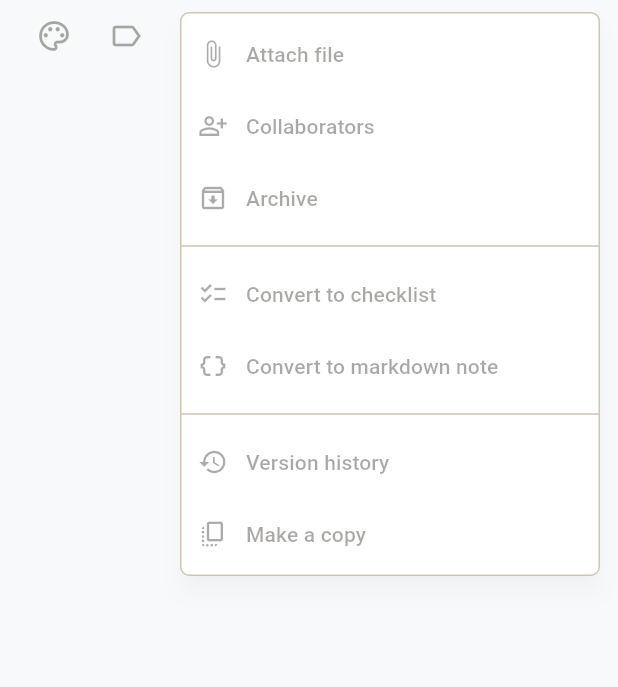
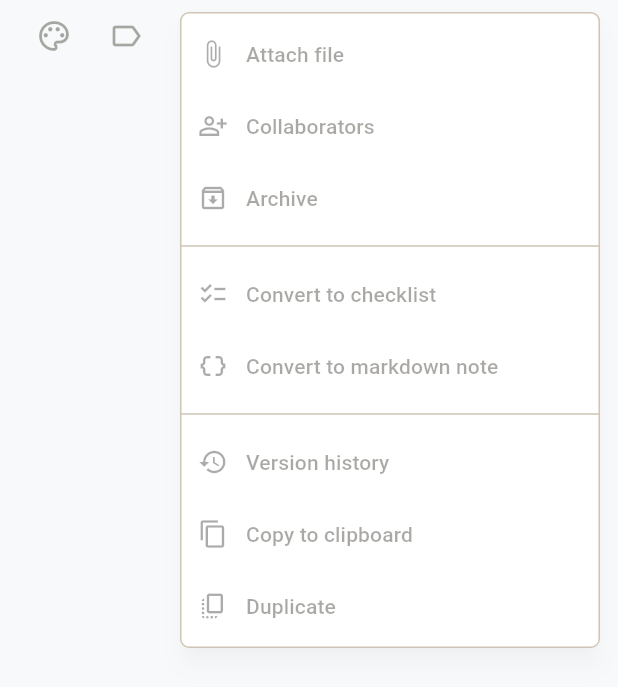
Before and after one commit to LucasGenoud/skippy, a Flutter app: the EditorBottomBar widget shown alone on an empty page, opened directly with empty values, after a tap on the "more vert" icon, on a phone screen of 412 x 824 dp. Shown: the top 687 px of the screen. Run offline on Flutter 3.47's test engine with Material 3 defaults, Android fonts, the phone set to English and light mode, and no system bars; our stand-ins replace file_picker, flutter_markdown_plus, flutter_svg, image_picker, just_audio, share_plus and 2 more; missing offline and left inert: dart:js_interop, receive_sharing_intent, record; accounts and stored records are empty.

Commit message:
refactor: separate duplicate and copy-to-clipboard functionality in menus and update text export logic

```diff
--- a/app/lib/state/notes_store.dart
+++ b/app/lib/state/notes_store.dart
@@ -892,7 +892,7 @@ class NotesStore extends ChangeNotifier {
     );
   }
 
-  /// "Make a copy": clone content into a fresh note at the front of the grid.
+  /// "Duplicate": clone content into a fresh note at the front of the grid.
   /// Attachments and collaborators intentionally stay behind.
   void duplicate(String id) {
     final source = noteById(id);
--- a/app/lib/widgets/editor/editor_bottom_bar.dart
+++ b/app/lib/widgets/editor/editor_bottom_bar.dart
@@ -22,7 +22,8 @@ class EditorBottomBar extends StatelessWidget {
   final VoidCallback? onUndo;
   final VoidCallback? onRedo;
   final VoidCallback? onDelete;
-  final VoidCallback? onCopy;
+  final VoidCallback? onDuplicate;
+  final VoidCallback? onCopyToClipboard;
   final VoidCallback? onHistory;
   final void Function(NoteKind target)? onConvert;
   final ValueChanged<NoteRewriteMode>? onRewrite;
@@ -45,7 +46,8 @@ class EditorBottomBar extends StatelessWidget {
     this.onUndo,
     this.onRedo,
     this.onDelete,
-    this.onCopy,
+    this.onDuplicate,
+    this.onCopyToClipboard,
     this.onHistory,
     this.onConvert,
     this.onRewrite,
@@ -196,7 +198,8 @@ class EditorBottomBar extends StatelessWidget {
                   if (value == 'share') onShare?.call();
                   if (value == 'archive') onArchive?.call();
                   if (value == 'delete') onDelete?.call();
-                  if (value == 'copy') onCopy?.call();
+                  if (value == 'duplicate') onDuplicate?.call();
+                  if (value == 'clipboard') onCopyToClipboard?.call();
                   if (value == 'history') onHistory?.call();
                   if (value == 'concise') {
                     onRewrite?.call(NoteRewriteMode.concise);
@@ -280,10 +283,16 @@ class EditorBottomBar extends StatelessWidget {
                     enabled: onHistory != null,
                   ),
                   _menuItem(
-                    value: 'copy',
+                    value: 'clipboard',
+                    icon: Icons.content_copy_outlined,
+                    label: 'Copy to clipboard',
+                    enabled: onCopyToClipboard != null,
+                  ),
+                  _menuItem(
+                    value: 'duplicate',
                     icon: Icons.copy_all_outlined,
-                    label: 'Make a copy',
-                    enabled: onCopy != null,
+                    label: 'Duplicate',
+                    enabled: onDuplicate != null,
                   ),
                   if (isOwner)
                     _menuItem(
--- a/app/lib/widgets/note_card.dart
+++ b/app/lib/widgets/note_card.dart
@@ -2,6 +2,7 @@ import 'package:animations/animations.dart';
 import 'package:flutter/foundation.dart' show kIsWeb;
 import 'package:flutter/material.dart';
 import '../theme.dart';
+import 'package:flutter/services.dart';
 import 'package:flutter_markdown_plus/flutter_markdown_plus.dart';
 import 'package:image_picker/image_picker.dart';
 import 'package:provider/provider.dart';
@@ -11,6 +12,7 @@ import '../screens/editor_screen.dart';
 import '../state/notes_store.dart';
 import '../state/settings_store.dart';
 import '../util/mime.dart';
+import '../util/note_export.dart';
 import '../util/snack.dart';
 import 'color_picker.dart';
 import 'labels_sheet.dart';
@@ -163,9 +165,20 @@ class _NoteTileState extends State<NoteTile> {
     }
   }
 
-  void _copy() {
+  void _duplicate() {
     context.read<NotesStore>().duplicate(widget.note.id);
-    showAppSnack('Note copied', icon: Icons.copy_outlined);
+    showAppSnack('Note duplicated', icon: Icons.copy_all_outlined);
+  }
+
+  Future<void> _copyToClipboard() async {
+    final note = context.read<NotesStore>().noteById(widget.note.id);
+    if (note == null) return;
+    // trimRight: the export's block form ends with a blank line to separate
+    // notes; a paste shouldn't carry that.
+    await Clipboard.setData(
+      ClipboardData(text: noteToPlainText(note).trimRight()),
+    );
+    showAppSnack('Note copied to clipboard', icon: Icons.content_copy_outlined);
   }
 
   void _delete() {
@@ -328,7 +341,8 @@ class _NoteTileState extends State<NoteTile> {
                   onLabel: _addLabel,
                   onImage: _addImage,
                   onArchive: _archive,
-                  onCopy: _copy,
+                  onDuplicate: _duplicate,
+                  onCopyToClipboard: _copyToClipboard,
                   onDelete: _delete,
                   onRewrite: _rewrite,
                   onMenuOpened: () => setState(() => _menuOpen = true),
@@ -864,7 +878,8 @@ class _NoteActions extends StatelessWidget {
   final VoidCallback onLabel;
   final VoidCallback onImage;
   final VoidCallback onArchive;
-  final VoidCallback onCopy;
+  final VoidCallback onDuplicate;
+  final VoidCallback onCopyToClipboard;
   final VoidCallback onDelete;
   final ValueChanged<NoteRewriteMode> onRewrite;
   final VoidCallback onMenuOpened;
@@ -881,7 +896,8 @@ class _NoteActions extends StatelessWidget {
     required this.onLabel,
     required this.onImage,
     required this.onArchive,
-    required this.onCopy,
+    required this.onDuplicate,
+    required this.onCopyToClipboard,
     required this.onDelete,
     required this.onRewrite,
     required this.onMenuOpened,
@@ -977,7 +993,8 @@ class _NoteActions extends StatelessWidget {
                   onSelected: (value) {
                     onMenuClosed();
                     if (value == 'share') onShare();
-                    if (value == 'copy') onCopy();
+                    if (value == 'duplicate') onDuplicate();
+                    if (value == 'clipboard') onCopyToClipboard();
                     if (value == 'delete') onDelete();
                     if (value == 'concise') onRewrite(NoteRewriteMode.concise);
                     if (value == 'grammar') onRewrite(NoteRewriteMode.grammar);
@@ -1012,14 +1029,21 @@ class _NoteActions extends StatelessWidget {
                         contentPadding: EdgeInsets.zero,
                       ),
                     ),
-                    // Same label and icon as the editor's own "Make a copy",
-                    // in the menu rather than the action row: six controls
-                    // already share a card's width.
+                    // Both live in the menu rather than the action row: six
+                    // controls already share a card's width.
                     const PopupMenuItem(
-                      value: 'copy',
+                      value: 'clipboard',
+                      child: ListTile(
+                        leading: Icon(Icons.content_copy_outlined),
+                        title: Text('Copy to clipboard'),
+                        contentPadding: EdgeInsets.zero,
+                      ),
+                    ),
+                    const PopupMenuItem(
+                      value: 'duplicate',
                       child: ListTile(
                         leading: Icon(Icons.copy_all_outlined),
-                        title: Text('Make a copy'),
+                        title: Text('Duplicate'),
                         contentPadding: EdgeInsets.zero,
                       ),
                     ),
```
Also changed, not shown: app/lib/screens/editor_screen.dart (+19 -4 lines), app/lib/util/note_export.dart (+24 -13 lines), 1 other file.
